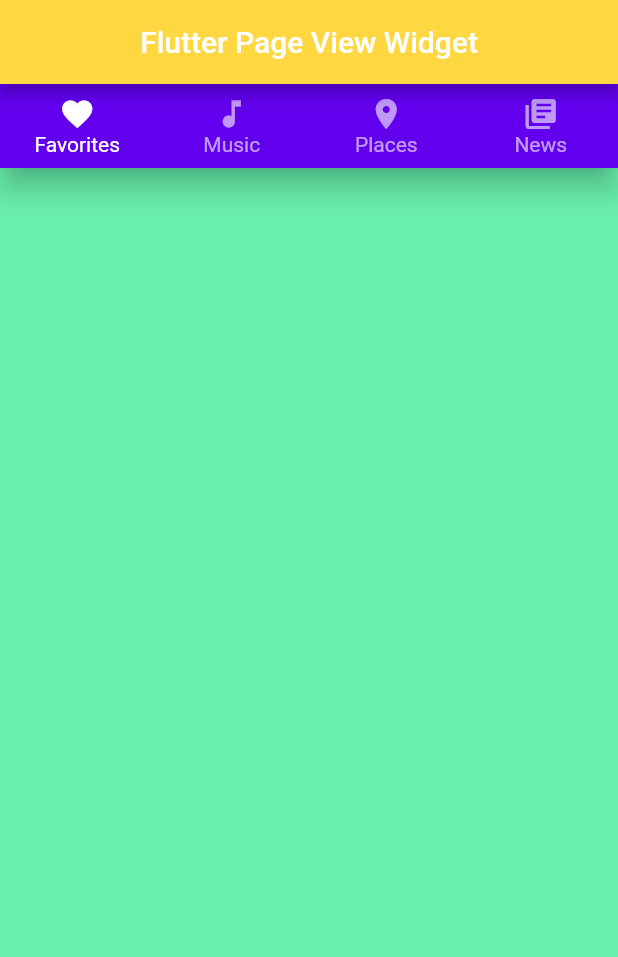
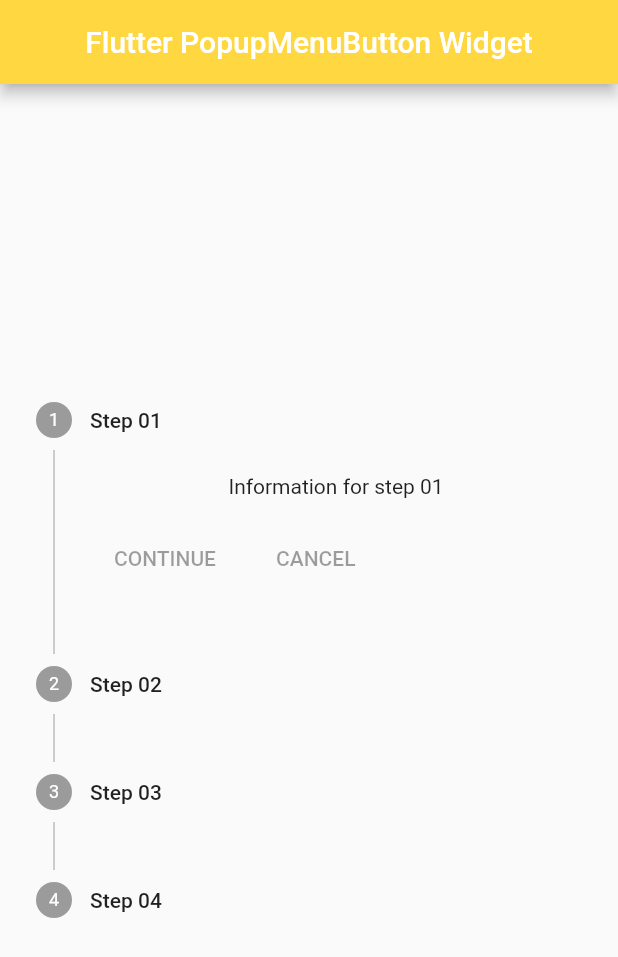
Before and after one commit to mdmanik74/Flutter-Day, a Flutter app: the screen it shows after launch, on a phone screen of 412 x 824 dp. Shown: the top 957 px of the screen. Run offline on Flutter 3.47's test engine with Material 2 defaults, Android fonts, the phone set to English and light mode, and no system bars.

Commit message:
Stepper widget

```diff
--- a/lib/main.dart
+++ b/lib/main.dart
@@ -1,6 +1,7 @@
 import 'package:flutter/material.dart';
-import 'package:source_code/source/page_view.dart';
+//import 'package:source_code/source/page_view.dart';
 //import 'package:source_code/source/range_slider.dart';
+import 'package:source_code/source/stepper_widget.dart';
 //import 'package:source_code/source/expansiontile.dart';
 //import 'package:source_code/source/time_picker.dart';
 //import 'package:source_code/source/sliverappbar.dart';
@@ -26,39 +27,11 @@ class MyApp extends StatelessWidget {
       debugShowCheckedModeBanner: false,
       home: Scaffold(
         appBar: AppBar(
-          title: const Text('Flutter Page View Widget'),
+          title: const Text('Flutter PopupMenuButton Widget'),
           backgroundColor: Colors.amberAccent,
           centerTitle: true,
         ),
-        body: BottomNavigationBar(
-          type: BottomNavigationBarType.fixed,
-          backgroundColor: Color(0xFF6200EE),
-          selectedItemColor: Colors.white,
-          unselectedItemColor: Colors.white.withOpacity(.60),
-          selectedFontSize: 14,
-          unselectedFontSize: 14,
-          onTap: (value) {
-            // Respond to item press.
-          },
-          items: [
-            BottomNavigationBarItem(
-              label: 'Favorites',
-              icon: Icon(Icons.favorite),
-            ),
-            BottomNavigationBarItem(
-              label: 'Music',
-              icon: Icon(Icons.music_note),
-            ),
-            BottomNavigationBarItem(
-              label: 'Places',
-              icon: Icon(Icons.location_on),
-            ),
-            BottomNavigationBarItem(
-              label: 'News',
-              icon: Icon(Icons.library_books),
-            ),
-          ],
-        ),
+        body: StepperWidget(),
         backgroundColor: Colors.greenAccent,
       ),
     );
--- /dev/null
+++ b/lib/source/stepper_widget.dart
@@ -0,0 +1,46 @@
+// ignore_for_file: camel_case_types, prefer_typing_uninitialized_variables
+
+import 'package:flutter/material.dart';
+
+class StepperWidget extends StatefulWidget {
+  const StepperWidget({Key? key}) : super(key: key);
+
+  @override
+  State<StepperWidget> createState() => _StepperWidgetState();
+}
+
+class _StepperWidgetState extends State<StepperWidget> {
+  int _currentStep = 0;
+  @override
+  Widget build(BuildContext context) {
+    return Scaffold(
+      body: Center(
+          child: Stepper(
+        steps: const [
+          Step(
+            title: Text('Step 01'),
+            content: Text('Information for step 01'),
+          ),
+          Step(
+            title: Text('Step 02'),
+            content: Text('Information for step 01'),
+          ),
+          Step(
+            title: Text('Step 03'),
+            content: Text('Information for step 01'),
+          ),
+          Step(
+            title: Text('Step 04'),
+            content: Text('Information for step 01'),
+          ),
+        ],
+        onStepTapped: (context) {
+          setState(() {
+            _currentStep = context;
+          });
+        },
+        currentStep: _currentStep,
+      )),
+    );
+  }
+}
```
